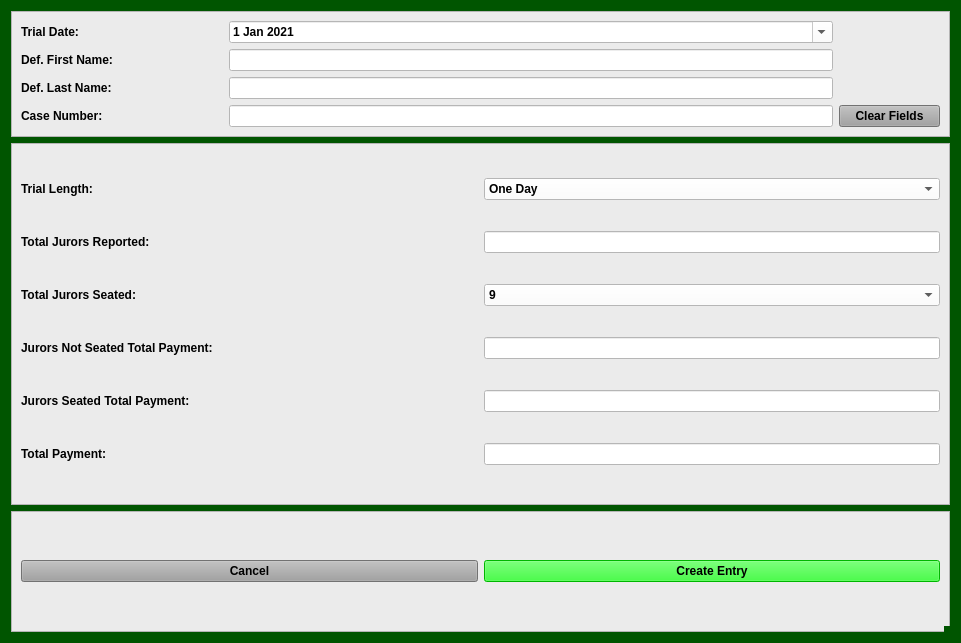
Above: munientry/views/ui/JurorPaymentDialog.ui from HunterProgram22/MuniEntry before the change. Below: the same form after it.
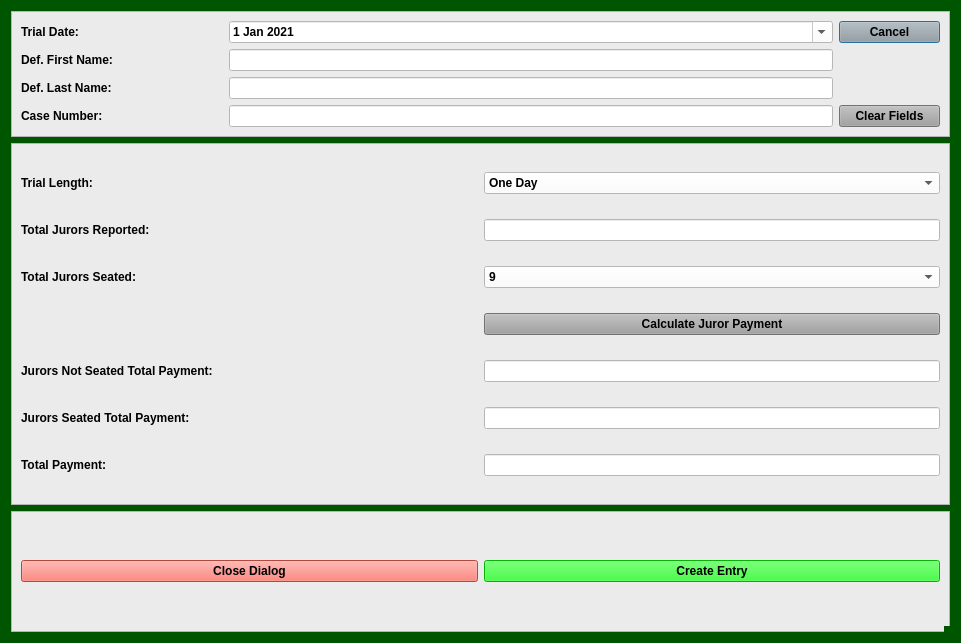
That is the form after the change. Custom widgets are drawn as their Qt base class.

Commit message: Juror payment wired up to load.

Diff of the .ui file:
```diff
--- a/munientry/views/ui/JurorPaymentDialog.ui
+++ b/munientry/views/ui/JurorPaymentDialog.ui
@@ -268,6 +268,16 @@
         </property>
        </widget>
       </item>
+      <item row="0" column="2">
+       <widget class="QPushButton" name="cancel_Button">
+        <property name="styleSheet">
+         <string notr="true">background-color: rgb(160, 160, 160);</string>
+        </property>
+        <property name="text">
+         <string>Cancel</string>
+        </property>
+       </widget>
+      </item>
      </layout>
     </widget>
    </item>
@@ -283,7 +293,7 @@
       <enum>QFrame::Raised</enum>
      </property>
      <layout class="QGridLayout" name="gridLayout_3" columnstretch="1,1">
-      <item row="4" column="0">
+      <item row="5" column="0">
        <widget class="QLabel" name="label_7">
         <property name="text">
          <string>Jurors Not Seated Total Payment:</string>
@@ -297,13 +307,6 @@
         </property>
        </widget>
       </item>
-      <item row="5" column="0">
-       <widget class="QLabel" name="label_8">
-        <property name="text">
-         <string>Jurors Seated Total Payment:</string>
-        </property>
-       </widget>
-      </item>
       <item row="3" column="1">
        <widget class="NoScrollComboBox" name="jurors_seated_box">
         <property name="styleSheet">
@@ -340,6 +343,20 @@
         </property>
        </widget>
       </item>
+      <item row="6" column="0">
+       <widget class="QLabel" name="label_8">
+        <property name="text">
+         <string>Jurors Seated Total Payment:</string>
+        </property>
+       </widget>
+      </item>
+      <item row="1" column="0">
+       <widget class="QLabel" name="label_5">
+        <property name="text">
+         <string>Total Jurors Reported:</string>
+        </property>
+       </widget>
+      </item>
       <item row="0" column="0">
        <widget class="QLabel" name="label_4">
         <property name="text">
@@ -369,15 +386,15 @@
         </item>
        </widget>
       </item>
-      <item row="6" column="0">
+      <item row="7" column="0">
        <widget class="QLabel" name="label_9">
         <property name="text">
          <string>Total Payment:</string>
         </property>
        </widget>
       </item>
-      <item row="4" column="1">
-       <widget class="QLineEdit" name="lineEdit">
+      <item row="7" column="1">
+       <widget class="QLineEdit" name="juror_total_pay_lineEdit">
         <property name="styleSheet">
          <string notr="true">background-color: rgb(255, 255, 255);</string>
         </property>
@@ -397,6 +414,16 @@
         </property>
        </widget>
       </item>
+      <item row="4" column="1">
+       <widget class="QPushButton" name="calculate_payment_Button">
+        <property name="styleSheet">
+         <string notr="true">background-color: rgb(160, 160, 160);</string>
+        </property>
+        <property name="text">
+         <string>Calculate Juror Payment</string>
+        </property>
+       </widget>
+      </item>
      </layout>
     </widget>
    </item>
@@ -426,15 +453,17 @@
        </widget>
       </item>
       <item row="0" column="0">
-       <widget class="QPushButton" name="cancel_Button">
+       <widget class="QPushButton" name="close_dialog_Button">
         <property name="focusPolicy">
          <enum>Qt::NoFocus</enum>
         </property>
         <property name="styleSheet">
-         <string notr="true">background-color: rgb(160, 160, 160);</string>
+         <string notr="true">background-color: rgb(255, 96, 82);
+font: 75 11pt &quot;Palatino Linotype&quot;;
+font-weight: bold;</string>
         </property>
         <property name="text">
-         <string>Cancel</string>
+         <string>Close Dialog</string>
         </property>
        </widget>
       </item>
```
Left out of the diff: 11 changed lines with no effect on the pictures. The commit also changes 5 other files.
